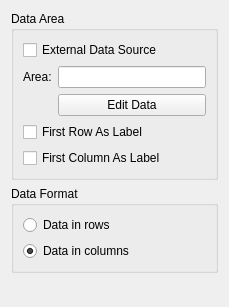
KDE/koffice-chartingshape, file kchart/shape/ChartDataConfigWidget.ui: the form before one commit.
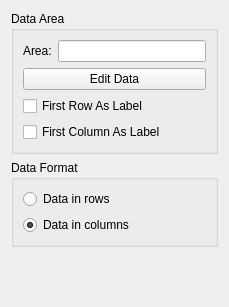
The form after the commit.

Diff of the .ui file:
```diff
--- a/kchart/shape/ChartDataConfigWidget.ui
+++ b/kchart/shape/ChartDataConfigWidget.ui
@@ -19,38 +19,31 @@
       <string>Data Area</string>
      </property>
      <layout class="QGridLayout" >
-      <item row="0" column="0" colspan="2" >
-       <widget class="QCheckBox" name="useExternalDatasource" >
-        <property name="text" >
-         <string>External Data Source</string>
-        </property>
-       </widget>
-      </item>
-      <item row="1" column="0" >
+      <item row="0" column="0" >
        <widget class="QLabel" name="areaLabel" >
         <property name="text" >
          <string>Area:</string>
         </property>
        </widget>
       </item>
-      <item row="1" column="1" >
+      <item row="0" column="1" >
        <widget class="QLineEdit" name="area" />
       </item>
-      <item row="2" column="1" >
+      <item row="1" column="0" colspan="2" >
        <widget class="QPushButton" name="editData" >
         <property name="text" >
          <string>Edit Data</string>
         </property>
        </widget>
       </item>
-      <item row="3" column="0" colspan="2" >
+      <item row="2" column="0" colspan="2" >
        <widget class="QCheckBox" name="m_firstRowAsLabel" >
         <property name="text" >
          <string>First Row As Label</string>
         </property>
        </widget>
       </item>
-      <item row="4" column="0" colspan="2" >
+      <item row="3" column="0" colspan="2" >
        <widget class="QCheckBox" name="m_firstColumnAsLabel" >
         <property name="text" >
          <string>First Column As Label</string>
```
